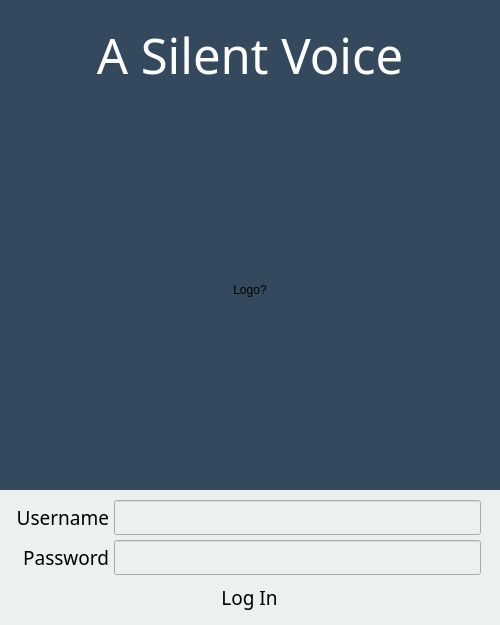
Old version of the form Modules/UserInterface/login_Form.ui in the repository jjjimenez100/A-Silent-Voice.
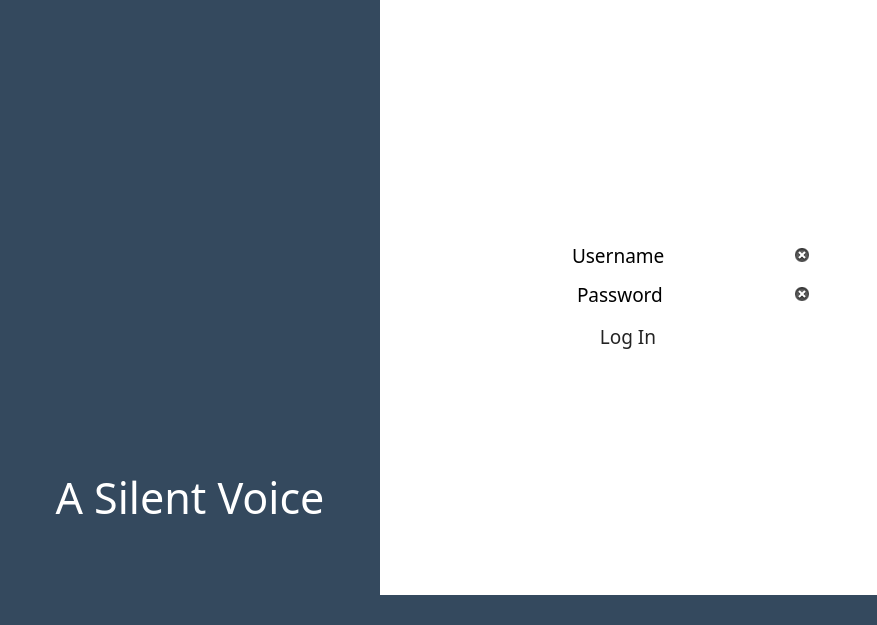
New version of the form. Icons and pictures are not drawn.

Commit message:
Redesigned Login Form
Everything from this point should be a glimpse of the final design

```diff
--- a/Modules/UserInterface/login_Form.ui
+++ b/Modules/UserInterface/login_Form.ui
@@ -9,7 +9,7 @@
    <rect>
     <x>0</x>
     <y>0</y>
-    <width>500</width>
+    <width>877</width>
     <height>625</height>
    </rect>
   </property>
@@ -42,111 +42,145 @@
     <number>0</number>
    </property>
    <item>
-    <layout class="QHBoxLayout" name="loginForm">
+    <layout class="QVBoxLayout" name="verticalLayout_4">
      <property name="spacing">
       <number>0</number>
      </property>
      <item>
-      <layout class="QVBoxLayout" name="Title">
-       <property name="topMargin">
-        <number>20</number>
+      <layout class="QHBoxLayout" name="horizontalLayout">
+       <property name="spacing">
+        <number>0</number>
        </property>
        <item>
-        <widget class="QLabel" name="label_3">
-         <property name="minimumSize">
-          <size>
-           <width>300</width>
-           <height>0</height>
-          </size>
+        <layout class="QVBoxLayout" name="Logo">
+         <property name="spacing">
+          <number>0</number>
          </property>
-         <property name="font">
-          <font>
-           <family>Trebuchet MS</family>
-           <pointsize>37</pointsize>
-           <weight>50</weight>
-           <italic>false</italic>
-           <bold>false</bold>
-          </font>
+         <property name="leftMargin">
+          <number>40</number>
          </property>
-         <property name="styleSheet">
-          <string notr="true">color: rgb(255, 255, 255);
-font: 37pt &quot;Trebuchet MS&quot;;</string>
+         <property name="rightMargin">
+          <number>40</number>
          </property>
-         <property name="text">
-          <string>A Silent Voice</string>
-         </property>
-         <property name="alignment">
-          <set>Qt::AlignCenter</set>
-         </property>
-        </widget>
-       </item>
-       <item>
-        <widget class="QLabel" name="label_4">
-         <property name="minimumSize">
-          <size>
-           <width>0</width>
-           <height>400</height>
-          </size>
-         </property>
-         <property name="text">
-          <string>Logo?</string>
-         </property>
-         <property name="alignment">
-          <set>Qt::AlignCenter</set>
-         </property>
-        </widget>
+         <item>
+          <spacer name="verticalSpacer_3">
+           <property name="orientation">
+            <enum>Qt::Vertical</enum>
+           </property>
+           <property name="sizeHint" stdset="0">
+            <size>
+             <width>20</width>
+             <height>40</height>
+            </size>
+           </property>
+          </spacer>
+         </item>
+         <item>
+          <widget class="QLabel" name="logoIMG">
+           <property name="minimumSize">
+            <size>
+             <width>0</width>
+             <height>400</height>
+            </size>
+           </property>
+           <property name="text">
+            <string>&lt;html&gt;&lt;head/&gt;&lt;body&gt;&lt;p&gt;&lt;img src=&quot;:/Login Screen/logo.png&quot;/&gt;&lt;/p&gt;&lt;/body&gt;&lt;/html&gt;</string>
+           </property>
+           <property name="alignment">
+            <set>Qt::AlignCenter</set>
+           </property>
+          </widget>
+         </item>
+         <item>
+          <widget class="QLabel" name="logoName">
+           <property name="minimumSize">
+            <size>
+             <width>300</width>
+             <height>0</height>
+            </size>
+           </property>
+           <property name="font">
+            <font>
+             <family>Trebuchet MS</family>
+             <pointsize>32</pointsize>
+             <weight>50</weight>
+             <italic>false</italic>
+             <bold>false</bold>
+            </font>
+           </property>
+           <property name="styleSheet">
+            <string notr="true">color: rgb(255, 255, 255);
+font: 32pt &quot;Trebuchet MS&quot;;</string>
+           </property>
+           <property name="text">
+            <string>A Silent Voice</string>
+           </property>
+           <property name="alignment">
+            <set>Qt::AlignCenter</set>
+           </property>
+          </widget>
+         </item>
+         <item>
+          <spacer name="verticalSpacer_4">
+           <property name="orientation">
+            <enum>Qt::Vertical</enum>
+           </property>
+           <property name="sizeHint" stdset="0">
+            <size>
+             <width>20</width>
+             <height>40</height>
+            </size>
+           </property>
+          </spacer>
+         </item>
+        </layout>
        </item>
        <item>
         <widget class="QFrame" name="verticalFrame">
          <property name="styleSheet">
-          <string notr="true">background-color: rgb(236, 240, 241);</string>
+          <string notr="true">background-color: rgb(255, 255, 255);</string>
          </property>
          <layout class="QVBoxLayout" name="verticalLayout">
           <property name="spacing">
-           <number>5</number>
+           <number>10</number>
+          </property>
+          <property name="leftMargin">
+           <number>60</number>
           </property>
           <property name="topMargin">
-           <number>10</number>
+           <number>0</number>
+          </property>
+          <property name="rightMargin">
+           <number>60</number>
           </property>
           <property name="bottomMargin">
-           <number>10</number>
+           <number>0</number>
           </property>
+          <item>
+           <spacer name="verticalSpacer_2">
+            <property name="orientation">
+             <enum>Qt::Vertical</enum>
+            </property>
+            <property name="sizeHint" stdset="0">
+             <size>
+              <width>20</width>
+              <height>40</height>
+             </size>
+            </property>
+           </spacer>
+          </item>
           <item>
            <layout class="QHBoxLayout" name="username">
+            <property name="spacing">
+             <number>6</number>
+            </property>
             <property name="rightMargin">
-             <number>10</number>
+             <number>0</number>
             </property>
             <item>
              <widget class="QLabel" name="label">
-              <property name="minimumSize">
-               <size>
-                <width>100</width>
-                <height>0</height>
-               </size>
-              </property>
-              <property name="maximumSize">
-               <size>
-                <width>100</width>
-                <height>16777215</height>
-               </size>
-              </property>
-              <property name="font">
-               <font>
-                <family>Trebuchet MS</family>
-                <pointsize>14</pointsize>
-                <weight>50</weight>
-                <italic>false</italic>
-                <bold>false</bold>
-               </font>
-              </property>
-              <property name="styleSheet">
-               <string notr="true">font: 14pt &quot;Trebuchet MS&quot;;</string>
-              </property>
               <property name="text">
-               <string>Username</string>
-              </property>
-              <property name="alignment">
-               <set>Qt::AlignRight|Qt::AlignTrailing|Qt::AlignVCenter</set>
+               <string>&lt;html&gt;&lt;head/&gt;&lt;body&gt;&lt;p&gt;&lt;img src=&quot;:/Login Screen/Icons/username.png&quot;/&gt;&lt;/p&gt;&lt;/body&gt;&lt;/html&gt;</string>
               </property>
              </widget>
             </item>
@@ -164,6 +198,18 @@
               <property name="styleSheet">
                <string notr="true">font: 14pt &quot;Trebuchet MS&quot;;</string>
               </property>
+              <property name="text">
+               <string>Username</string>
+              </property>
+              <property name="frame">
+               <bool>false</bool>
+              </property>
+              <property name="alignment">
+               <set>Qt::AlignCenter</set>
+              </property>
+              <property name="clearButtonEnabled">
+               <bool>true</bool>
+              </property>
              </widget>
             </item>
            </layout>
@@ -171,39 +217,12 @@
           <item>
            <layout class="QHBoxLayout" name="password">
             <property name="rightMargin">
-             <number>10</number>
+             <number>0</number>
             </property>
             <item>
              <widget class="QLabel" name="label_2">
-              <property name="minimumSize">
-               <size>
-                <width>100</width>
-                <height>0</height>
-               </size>
-              </property>
-              <property name="maximumSize">
-               <size>
-                <width>100</width>
-                <height>16777215</height>
-               </size>
-              </property>
-              <property name="font">
-               <font>
-                <family>Trebuchet MS</family>
-                <pointsize>14</pointsize>
-                <weight>50</weight>
-                <italic>false</italic>
-                <bold>false</bold>
-               </font>
-              </property>
-              <property name="styleSheet">
-               <string notr="true">font: 14pt &quot;Trebuchet MS&quot;;</string>
-              </property>
               <property name="text">
-               <string>Password</string>
-              </property>
-              <property name="alignment">
-               <set>Qt::AlignRight|Qt::AlignTrailing|Qt::AlignVCenter</set>
+               <string>&lt;html&gt;&lt;head/&gt;&lt;body&gt;&lt;p&gt;&lt;img src=&quot;:/Login Screen/Icons/pass.png&quot;/&gt;&lt;/p&gt;&lt;/body&gt;&lt;/html&gt;</string>
               </property>
              </widget>
             </item>
@@ -230,6 +249,18 @@
               <property name="inputMethodHints">
                <set>Qt::ImhHiddenText|Qt::ImhSensitiveData</set>
               </property>
+              <property name="text">
+               <string>Password</string>
+              </property>
+              <property name="frame">
+               <bool>false</bool>
+              </property>
+              <property name="alignment">
+               <set>Qt::AlignCenter</set>
+              </property>
+              <property name="clearButtonEnabled">
+               <bool>true</bool>
+              </property>
              </widget>
             </item>
            </layout>
@@ -238,13 +269,13 @@
            <widget class="QPushButton" name="loginBtn">
             <property name="minimumSize">
              <size>
-              <width>465</width>
+              <width>320</width>
               <height>30</height>
              </size>
             </property>
             <property name="maximumSize">
              <size>
-              <width>465</width>
+              <width>30000</width>
               <height>16777215</height>
              </size>
             </property>
@@ -258,8 +289,11 @@
              </font>
             </property>
             <property name="styleSheet">
-             <string notr="true">font: 14pt &quot;Trebuchet MS&quot;;
-background-color: rgb(236, 240, 241);</string>
+             <string notr="true">color: rgb(35, 35, 35);
+font: 14pt &quot;Trebuchet MS&quot;;
+background-color: rgb(200, 200, 200);
+alternate-background-color: rgb(34, 52, 66);
+Text-align: center;</string>
             </property>
             <property name="text">
              <string>Log In</string>
@@ -269,11 +303,62 @@
             </property>
            </widget>
           </item>
+          <item>
+           <spacer name="verticalSpacer">
+            <property name="orientation">
+             <enum>Qt::Vertical</enum>
+            </property>
+            <property name="sizeHint" stdset="0">
+             <size>
+              <width>20</width>
+              <height>40</height>
+             </size>
+            </property>
+           </spacer>
+          </item>
          </layout>
         </widget>
        </item>
       </layout>
      </item>
+     <item>
+      <widget class="QProgressBar" name="progressBar">
+       <property name="enabled">
+        <bool>true</bool>
+       </property>
+       <property name="minimumSize">
+        <size>
+         <width>0</width>
+         <height>30</height>
+        </size>
+       </property>
+       <property name="maximumSize">
+        <size>
+         <width>3000</width>
+         <height>3000</height>
+        </size>
+       </property>
+       <property name="styleSheet">
+        <string notr="true">QProgressBar{
+    border: 0px solid grey;
+    border-radius: 5px;
+    text-align: center
+}
+QProgressBar::chunk {
+    background-color: white;
+    width: 10px;
+    margin: 1px;
+}
+</string>
+       </property>
+       <property name="value">
+        <number>0</number>
+       </property>
+       <property name="textVisible">
+        <bool>false</bool>
+       </property>
+      </widget>
+     </item>
     </layout>
    </item>
   </layout>
```
Left out of the diff: 39 changed lines with no effect on the pictures. The commit also changes 26 other files.
